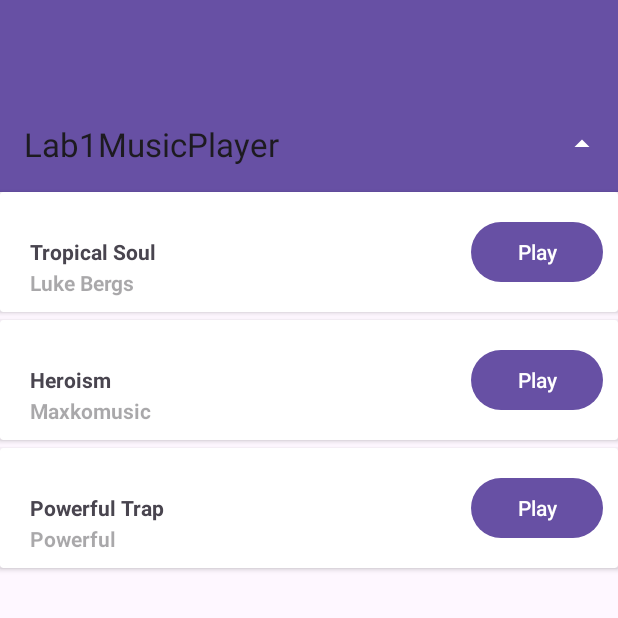
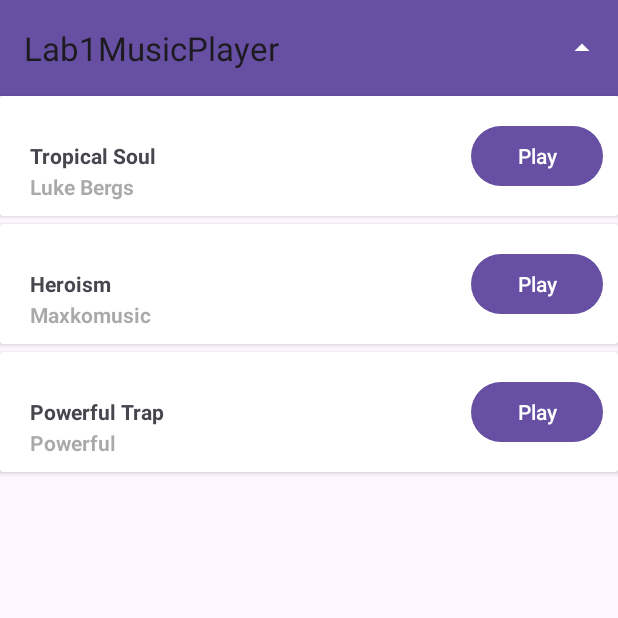
Before and after one commit to joelharris109/IT617Lab1MusicPlayer, an Android app: the screen it shows after launch (MainActivity), after a tap on "Play", on a phone screen of 412 x 824 dp, the top half of it. Run offline under Robolectric (Android 15) with nearby library versions, the phone set to English and light mode, and no system bars.

Commit message:
Music can now be stopped, stop button on 2nd activity not working correctly, fixed double toolbar

```diff
--- a/app/src/main/java/com/joelharris/lab1musicplayer/MainActivity.java
+++ b/app/src/main/java/com/joelharris/lab1musicplayer/MainActivity.java
@@ -18,14 +18,14 @@ import androidx.core.graphics.Insets;
 import androidx.core.view.ViewCompat;
 import androidx.core.view.WindowInsetsCompat;
 
-public class MainActivity extends AppCompatActivity {
+public class MainActivity extends AppCompatActivity{
 
     @Override
     protected void onCreate(Bundle savedInstanceState) {
         super.onCreate(savedInstanceState);
         EdgeToEdge.enable(this);
         setContentView(R.layout.activity_main);
-        Toolbar toolbar = findViewById(R.id.toolbar);
+        Toolbar toolbar = findViewById(R.id.action_playing);
         setSupportActionBar(toolbar);
         ViewCompat.setOnApplyWindowInsetsListener(findViewById(R.id.main), (v, insets) -> {
             Insets systemBars = insets.getInsets(WindowInsetsCompat.Type.systemBars());
@@ -49,19 +49,18 @@ public class MainActivity extends AppCompatActivity {
         return super.onOptionsItemSelected(item);
     }
 
+    SoundTrack st = new SoundTrack();
+
     public void Soundtrack1(View view) {
-        MediaPlayer mediaPlayer = MediaPlayer.create(this, R.raw.luke_bergs_tropical_soul);
-        mediaPlayer.start();
+        st.Soundtrack1(this, view);
     }
 
     public void Soundtrack2(View view) {
-        MediaPlayer mediaPlayer = MediaPlayer.create(this, R.raw.maxkomusic_heroism);
-        mediaPlayer.start();
+        st.Soundtrack2(this, view);
     }
 
     public void Soundtrack3(View view) {
-        MediaPlayer mediaPlayer = MediaPlayer.create(this, R.raw.powerful_trap);
-        mediaPlayer.start();
+        st.Soundtrack3(this, view);
     }
 
 
--- a/app/src/main/java/com/joelharris/lab1musicplayer/NowPlaying.java
+++ b/app/src/main/java/com/joelharris/lab1musicplayer/NowPlaying.java
@@ -25,9 +25,9 @@ public class NowPlaying extends AppCompatActivity {
         });
     }
 
-    public void Soundtrack1Control(View view)
+    SoundTrack st = new SoundTrack();
+    public void SoundtrackControl(View view)
     {
-        MediaPlayer mediaPlayer = new MediaPlayer();
-        mediaPlayer.pause();
+        st.SoundtrackPause(this, view);
     }
 }
--- a/app/src/main/res/layout/activity_main.xml
+++ b/app/src/main/res/layout/activity_main.xml
@@ -12,13 +12,6 @@
     <include
         layout="@layout/toolbar_main"
         android:id="@+id/action_playing"/>
-
-    <androidx.appcompat.widget.Toolbar
-        android:layout_width="match_parent"
-        android:layout_height="?attr/actionBarSize"
-        android:theme="@style/ThemeOverlay.AppCompat.ActionBar"
-        android:id="@+id/toolbar"
-        android:background="?attr/colorPrimary"/>
 
     <androidx.cardview.widget.CardView
         android:layout_width="match_parent"
--- a/app/src/main/res/layout/toolbar_main.xml
+++ b/app/src/main/res/layout/toolbar_main.xml
@@ -2,8 +2,6 @@
 <androidx.appcompat.widget.Toolbar xmlns:android="http://schemas.android.com/apk/res/android"
     android:layout_width="match_parent"
     android:layout_height="?attr/actionBarSize"
-    android:theme="@style/ThemeOverlay.AppCompat.ActionBar"
-    android:id="@+id/toolbar"
     android:background="?attr/colorPrimary">
 
 </androidx.appcompat.widget.Toolbar>
```
Also changed, not shown: app/src/main/java/com/joelharris/lab1musicplayer/Songs.java (deleted, +0 -8 lines), app/src/main/java/com/joelharris/lab1musicplayer/SoundTrack.java (+55 -2 lines).
